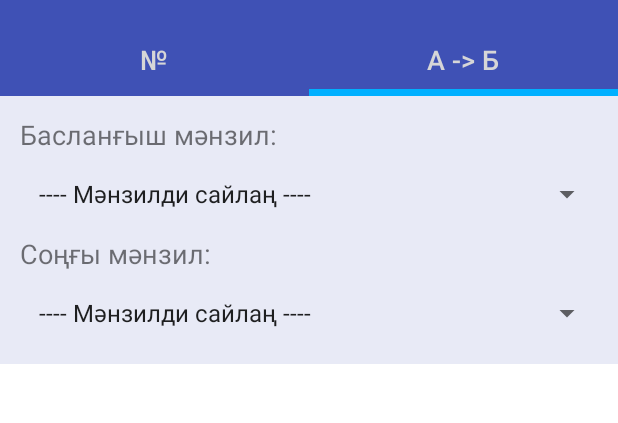
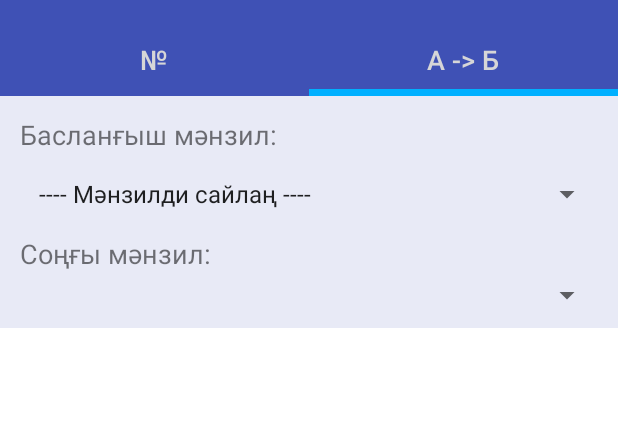
Before and after one commit to shagalalab/Marshrutka, an Android app: the screen it shows after launch (MainActivity), after a tap on "А -> Б", on a phone screen of 412 x 824 dp, the part 60-483 px from its top. Run offline under Robolectric (Android 15) with nearby library versions, the phone set to English and light mode, and no system bars; 1 other tap on this screen came first.

Commit message:
Rename reachibledestinations->reachabledestinations db_manager.py; Changing logic for A->B query; second spinner values depends on first value, and second one shows only reachable destinations from first value

```diff
--- a/MarshrutkaApp/app/src/main/java/com/shagalalab/marshrutka/QueryByDestinationsFragment.java
+++ b/MarshrutkaApp/app/src/main/java/com/shagalalab/marshrutka/QueryByDestinationsFragment.java
@@ -26,86 +26,115 @@ import java.util.List;
 /**
  * Created by aziz on 7/10/15.
  */
-public class QueryByDestinationsFragment extends Fragment implements AdapterView.OnItemSelectedListener {
+public class QueryByDestinationsFragment extends Fragment {
 
     private ListView mListView;
-    ArrayList<DestinationPoint> mDestinationPoints;
+    ArrayList<DestinationPoint> mStartDestinationPoints, mEndDestinationPoints;
     DbHelper mDbHelper;
     Spinner mStartPoint, mEndPoint;
-    private View mEmptyView, mClearedView;
-    private DestinationsAdapter adapter;
 
     @Nullable
     @Override
     public View onCreateView(LayoutInflater inflater, ViewGroup container, Bundle savedInstanceState) {
         View view = inflater.inflate(R.layout.fragment_query_by_destination, null);
         mListView = (ListView) view.findViewById(android.R.id.list);
-        mEmptyView = view.findViewById(android.R.id.empty);
-        mClearedView = view.findViewById(R.id.clear_list);
 
         mDbHelper = DbHelper.getInstance(getActivity());
 
-        mDestinationPoints = new ArrayList<DestinationPoint>(Arrays.asList(mDbHelper.destinationPoints));
-        Collections.sort(mDestinationPoints);
-        mDestinationPoints.add(0, new DestinationPoint(-1, getString(R.string.choose_destination)));
+        mStartDestinationPoints = new ArrayList<DestinationPoint>(Arrays.asList(mDbHelper.destinationPoints));
+        Collections.sort(mStartDestinationPoints);
+        mStartDestinationPoints.add(0, new DestinationPoint(-1, getString(R.string.choose_destination)));
 
         mStartPoint = (Spinner) view.findViewById(R.id.spinner_start_point);
         mEndPoint = (Spinner) view.findViewById(R.id.spinner_end_point);
 
         DestinationPointsAdapter startPointAdapter = new DestinationPointsAdapter(getActivity(),
-                0, mDestinationPoints);
-        DestinationPointsAdapter endPointAdapter = new DestinationPointsAdapter(getActivity(),
-                0, mDestinationPoints);
+                0, mStartDestinationPoints);
 
         mStartPoint.setAdapter(startPointAdapter);
-        mEndPoint.setAdapter(endPointAdapter);
 
-        mStartPoint.setOnItemSelectedListener(this);
-        mEndPoint.setOnItemSelectedListener(this);
-
+        mStartPoint.setOnItemSelectedListener(new StartPointItemSelectedListener());
+        mEndPoint.setOnItemSelectedListener(new EndPointItemSelectedListener());
 
         return view;
     }
 
-    @Override
-    public void onItemSelected(AdapterView<?> adapterView, View view, int position, long id) {
+    private class StartPointItemSelectedListener implements AdapterView.OnItemSelectedListener {
+
+        @Override
+        public void onItemSelected(AdapterView<?> adapterView, View view, int position, long l) {
+            int startPointPosition = mStartPoint.getSelectedItemPosition();
+            int startPointID = mStartDestinationPoints.get(startPointPosition).ID;
+            if (startPointID == -1) {
+                mEndPoint.setAdapter(null);
+                mListView.setAdapter(null);
+            } else {
+                mEndDestinationPoints = getDestinationListFromArray(mDbHelper.reachableDestinations[startPointID].reachableDestinationIds);
+                DestinationPointsAdapter endPointAdapter = new DestinationPointsAdapter(getActivity(),
+                        0, mEndDestinationPoints);
+                mEndPoint.setAdapter(endPointAdapter);
+                setListAdapter();
+            }
+        }
+
+        @Override
+        public void onNothingSelected(AdapterView<?> adapterView) {
+        }
+    }
+
+    private class EndPointItemSelectedListener implements AdapterView.OnItemSelectedListener {
+
+        @Override
+        public void onItemSelected(AdapterView<?> adapterView, View view, int position, long l) {
+            setListAdapter();
+        }
+
+        @Override
+        public void onNothingSelected(AdapterView<?> adapterView) {
+        }
+    }
+
+    private void setListAdapter() {
         int startPointPosition = mStartPoint.getSelectedItemPosition();
+        int startPointID = mStartDestinationPoints.get(startPointPosition).ID;
+
         int endPointPosition = mEndPoint.getSelectedItemPosition();
-        int startPointID = mDestinationPoints.get(startPointPosition).ID;
-        int endPointID = mDestinationPoints.get(endPointPosition).ID;
+        int endPointID = mEndDestinationPoints.get(endPointPosition).ID;
+
         int[] routeIds;
-
-        if (startPointID == -1 && endPointID == -1) {
-            if (adapter != null) {
-                adapter = new DestinationsAdapter(getActivity(), 0, new Route[0]);
-                mListView.setEmptyView(mClearedView);
-                mListView.setAdapter(adapter);
-            }
-            return;
-        } else if (startPointID == -1) {
-            routeIds = mDbHelper.reverseRoutes[endPointID - 1].routeIds;
+        if (startPointID == -1) {
+            routeIds = mDbHelper.reverseRoutes[endPointID].routeIds;
         } else if (endPointID == -1) {
-            routeIds = mDbHelper.reverseRoutes[startPointID - 1].routeIds;
+            routeIds = mDbHelper.reverseRoutes[startPointID].routeIds;
         } else {
-            routeIds = mergeRoutes(mDbHelper.reverseRoutes[endPointID - 1].routeIds,
-                    mDbHelper.reverseRoutes[startPointID - 1].routeIds);
+            routeIds = mergeRoutes(mDbHelper.reverseRoutes[endPointID].routeIds,
+                    mDbHelper.reverseRoutes[startPointID].routeIds);
         }
         int routesCount = routeIds.length;
         final Route[] filteredRoutes = new Route[routesCount];
         for (int i = 0; i < routesCount; i++) {
-            filteredRoutes[i] = mDbHelper.routes[routeIds[i] - 1];
+            filteredRoutes[i] = mDbHelper.routes[routeIds[i]];
         }
-        adapter = new DestinationsAdapter(getActivity(), 0, filteredRoutes);
-        mListView.setEmptyView(mEmptyView);
+        DestinationsAdapter adapter = new DestinationsAdapter(getActivity(), 0, filteredRoutes);
         mListView.setAdapter(adapter);
         mListView.setOnItemClickListener(new AdapterView.OnItemClickListener() {
             @Override
             public void onItemClick(AdapterView<?> adapterView, View view, int position, long l) {
                 Intent intent = new Intent(getActivity(), DetailActivity.class);
-                intent.putExtra(DetailActivity.ROUTE_ID, filteredRoutes[position].ID-1);
+                intent.putExtra(DetailActivity.ROUTE_ID, filteredRoutes[position].ID);
                 startActivity(intent);
             }
         });
+    }
+
+    private ArrayList<DestinationPoint> getDestinationListFromArray(int[] destIds) {
+        ArrayList<DestinationPoint> destinationPointList = new ArrayList<>();
+        for (int destId : destIds) {
+            destinationPointList.add(mDbHelper.destinationPoints[destId]);
+        }
+        Collections.sort(destinationPointList);
+        destinationPointList.add(0, new DestinationPoint(-1, getString(R.string.choose_destination)));
+        return destinationPointList;
     }
 
     private int[] mergeRoutes(int[] routeIds1, int[] routeIds2) {
@@ -132,11 +161,6 @@ public class QueryByDestinationsFragment extends Fragment implements AdapterView
         }
         return mergedRoutes;
     }
-
-    @Override
-    public void onNothingSelected(AdapterView<?> adapterView) {
-    }
-
 
     private class DestinationPointsAdapter extends ArrayAdapter<DestinationPoint> {
         LayoutInflater mInflater;
--- /dev/null
+++ b/MarshrutkaApp/app/src/main/java/com/shagalalab/marshrutka/data/ReachableDestinations.java
@@ -0,0 +1,19 @@
+package com.shagalalab.marshrutka.data;
+
+/**
+ * Created by aziz on 7/17/15.
+ */
+public class ReachableDestinations {
+    public int destinationID;
+    public int[] reachableDestinationIds;
+
+    public ReachableDestinations(int destinationID, String destinationIdsAsStr) {
+        this.destinationID = destinationID;
+        String[] chunks = destinationIdsAsStr.split(",");
+        int len = chunks.length;
+        reachableDestinationIds = new int[len];
+        for (int i=0; i<len; i++) {
+            reachableDestinationIds[i] = Integer.parseInt(chunks[i]);
+        }
+    }
+}
--- a/MarshrutkaApp/app/src/main/java/com/shagalalab/marshrutka/db/DbHelper.java
+++ b/MarshrutkaApp/app/src/main/java/com/shagalalab/marshrutka/db/DbHelper.java
@@ -5,8 +5,10 @@ import android.database.Cursor;
 import android.database.SQLException;
 import android.database.sqlite.SQLiteDatabase;
 import android.database.sqlite.SQLiteOpenHelper;
+import android.util.Log;
 
 import com.shagalalab.marshrutka.data.DestinationPoint;
+import com.shagalalab.marshrutka.data.ReachableDestinations;
 import com.shagalalab.marshrutka.data.ReverseRoute;
 import com.shagalalab.marshrutka.data.Route;
 
@@ -17,27 +19,32 @@ import java.io.InputStream;
 import java.io.OutputStream;
 
 public class DbHelper extends SQLiteOpenHelper {
+    private static final String TAG = "marshrutka";
 
-    public static final String TABLE_ROUTES = "routes";
-    public static final String COLUMN_ROUTES_ID = "_id";
-    public static final String COLUMN_ROUTES_TYPE = "type";
-    public static final String COLUMN_ROUTES_DISPLAYNO = "displaynumber";
-    public static final String COLUMN_ROUTES_POINTA = "pointA";
-    public static final String COLUMN_ROUTES_POINTB = "pointB";
-    public static final String COLUMN_ROUTES_POINTC = "pointC";
+    private static final String TABLE_ROUTES = "routes";
+    private static final String COLUMN_ROUTES_ID = "id";
+    private static final String COLUMN_ROUTES_TYPE = "type";
+    private static final String COLUMN_ROUTES_DISPLAYNO = "displaynumber";
+    private static final String COLUMN_ROUTES_POINTA = "pointA";
+    private static final String COLUMN_ROUTES_POINTB = "pointB";
+    private static final String COLUMN_ROUTES_POINTC = "pointC";
 
-    public static final String TABLE_DESTINATIONS = "destinations";
-    public static final String COLUMN_DESTINATIONS_ID = "_id";
-    public static final String COLUMN_DESTINATIONS_NAME = "name";
+    private static final String TABLE_DESTINATIONS = "destinations";
+    private static final String COLUMN_DESTINATIONS_ID = "id";
+    private static final String COLUMN_DESTINATIONS_NAME = "name";
 
-    public static final String TABLE_REVERSEROUTES = "reverseroutes";
-    public static final String COLUMN_REVERSEROUTES_ID = "_id";
-    public static final String COLUMN_REVERSEROUTES_DESTIONATIONID = "destinationId";
-    public static final String COLUMN_REVERSEROUTES_ROUTEIDS = "routeIds";
+    private static final String TABLE_REVERSEROUTES = "reverseroutes";
+    private static final String COLUMN_REVERSEROUTES_DESTIONATIONID = "destinationId";
+    private static final String COLUMN_REVERSEROUTES_ROUTEIDS = "routeIds";
+
+    private static final String TABLE_REACHABLEDESTINATIONS = "reachabledestinations";
+    private static final String COLUMN_REACHABLEDESTINATIONS_DESTINATIONID = "destinationId";
+    private static final String COLUMN_REACHABLEDESTINATIONS_REACHABLEDESTINATIONIDS = "reachableDestinationIds";
 
     public DestinationPoint[] destinationPoints;
     public ReverseRoute[] reverseRoutes;
     public Route[] routes;
+    public ReachableDestinations[] reachableDestinations;
 
     //The Android's default system path of your application database.
     private final String DB_PATH;
@@ -91,6 +98,13 @@ public class DbHelper extends SQLiteOpenHelper {
             } catch (IOException e) {
                 throw new Error("Error copying database");
             }
+        }
+    }
+
+    private void removeObsoleteDatabase() {
+        File dbfile = new File(DB_PATH + DB_NAME);
+        if (dbfile.exists()) {
+            dbfile.delete();
         }
     }
 
@@ -148,10 +162,18 @@ public class DbHelper extends SQLiteOpenHelper {
 
     @Override
     public void onCreate(SQLiteDatabase db) {
+        Log.d(TAG, "DbHelper.onCreate()");
     }
 
     @Override
     public void onUpgrade(SQLiteDatabase db, int oldVersion, int newVersion) {
+        Log.d(TAG, "DbHelper.onUpgrade() oldVersion="+oldVersion+", newVersion="+newVersion);
+        removeObsoleteDatabase();
+        try {
+            createDataBaseIfNotExists();
+        } catch (IOException e) {
+            e.printStackTrace();
+        }
     }
 
     // Add your public helper methods to access and get content from the database.
@@ -170,6 +192,7 @@ public class DbHelper extends SQLiteOpenHelper {
             loadDestinationPoints();
             loadRoutes();
             loadReverseRoutes();
+            loadReachableDestinations();
         } catch (IOException e) {
             e.printStackTrace();
         }
@@ -195,14 +218,14 @@ public class DbHelper extends SQLiteOpenHelper {
             route.displayNo = cursor.getInt(2);
             // Be careful, IDs in DB start from 1, while we will access destinationPoints
             // by array index that start from 0
-            route.pointA = destinationPoints[cursor.getInt(3)-1];
-            route.pointB = destinationPoints[cursor.getInt(4)-1];
+            route.pointA = destinationPoints[cursor.getInt(3)];
+            route.pointB = destinationPoints[cursor.getInt(4)];
             int pointC = cursor.getInt(5);
             if (pointC != -1) {
-                route.pointC = destinationPoints[cursor.getInt(5) - 1];
+                route.pointC = destinationPoints[cursor.getInt(5)];
             }
 
-            routes[route.ID-1] = route;
+            routes[route.ID] = route;
         }
         cursor.close();
     }
@@ -221,7 +244,7 @@ public class DbHelper extends SQLiteOpenHelper {
             DestinationPoint destinationPoint = new DestinationPoint(ID, name);
             // Be careful, IDs in DB start from 1, while we will access destinationPoints
             // by array index that start from 0
-            destinationPoints[ID-1] = destinationPoint;
+            destinationPoints[ID] = destinationPoint;
         }
         cursor.close();
     }
@@ -238,9 +261,27 @@ public class DbHelper extends SQLiteOpenHelper {
             int destinationID = cursor.getInt(0);
             String routeIds = cursor.getString(1);
             ReverseRoute reverseRoute = new ReverseRoute(destinationID, routeIds);
-            reverseRoutes[destinationID-1] = reverseRoute;
+            reverseRoutes[destinationID] = reverseRoute;
         }
         cursor.close();
+    }
+
+    private void loadReachableDestinations() {
+        int count = getCount(TABLE_REACHABLEDESTINATIONS);
+        reachableDestinations = new ReachableDestinations[count];
+        Cursor cursor = mDataBase.query(TABLE_REACHABLEDESTINATIONS,
+                new String[]{
+                        COLUMN_REACHABLEDESTINATIONS_DESTINATIONID,
+                        COLUMN_REACHABLEDESTINATIONS_REACHABLEDESTINATIONIDS
+                }, null, null, null, null, null);
+        while (cursor.moveToNext()) {
+            int destinationID = cursor.getInt(0);
+            String reachableDestinationIds = cursor.getString(1);
+            ReachableDestinations reachableDestination = new ReachableDestinations(destinationID, reachableDestinationIds);
+            reachableDestinations[destinationID] = reachableDestination;
+        }
+        cursor.close();
+
     }
 
     private int getCount(String tableName) {
--- a/MarshrutkaApp/app/src/main/java/com/shagalalab/marshrutka/widget/PathDrawer.java
+++ b/MarshrutkaApp/app/src/main/java/com/shagalalab/marshrutka/widget/PathDrawer.java
@@ -61,7 +61,6 @@ public class PathDrawer extends View {
             int top = textView.getTop();
             int bottom = textView.getBottom();
             mPoints.add(new Point(getMeasuredWidth()/2, (top + bottom) / 2));
-            String ss = "";
         }
     }
 
--- a/MarshrutkaApp/app/src/main/res/layout/fragment_query_by_destination.xml
+++ b/MarshrutkaApp/app/src/main/res/layout/fragment_query_by_destination.xml
@@ -45,22 +45,5 @@
             android:layout_height="match_parent"
             android:background="@android:color/white"
             android:padding="10dp" />
-
-        <TextView
-            android:id="@android:id/empty"
-            android:layout_width="match_parent"
-            android:layout_height="match_parent"
-            android:gravity="center"
-            android:padding="20dp"
-            android:text="@string/no_destinations_found_by_given_route"
-            android:textSize="18sp"
-            android:textStyle="italic"
-            android:visibility="gone"/>
-
-        <TextView
-            android:id="@+id/clear_list"
-            android:layout_width="match_parent"
-            android:layout_height="match_parent"
-            android:visibility="gone"/>
     </FrameLayout>
 </LinearLayout>
--- a/MarshrutkaApp/app/src/main/res/layout/query_list_item.xml
+++ b/MarshrutkaApp/app/src/main/res/layout/query_list_item.xml
@@ -13,7 +13,7 @@
         android:layout_width="0dp"
         android:textSize="22sp"
         android:textStyle="bold"
-        android:textColor="@color/text_color"
+        android:textColor="@color/list_item_text_color"
         android:layout_gravity="center"
         android:gravity="center"
         android:layout_height="match_parent" />
--- a/MarshrutkaApp/app/src/main/res/values/colors.xml
+++ b/MarshrutkaApp/app/src/main/res/values/colors.xml
@@ -12,5 +12,5 @@
 
     <color name="theme_accent_2">#e91e63</color>
 
-    <color name="text_color">#263238</color>
+    <color name="list_item_text_color">#263238</color>
 </resources>
--- a/MarshrutkaApp/app/src/main/res/values/styles.xml
+++ b/MarshrutkaApp/app/src/main/res/values/styles.xml
@@ -27,7 +27,7 @@
     <style name="DestionationPointText">
         <item name="android:textSize">16sp</item>
         <item name="android:padding">3dp</item>
-        <item name="android:textColor">@color/text_color</item>
+        <item name="android:textColor">@color/list_item_text_color</item>
     </style>
 
     <style name="QueryByDestinationLabelText">
```
Also changed, not shown: MarshrutkaApp/app/src/main/assets/marshrutka.db, 2 other files.
